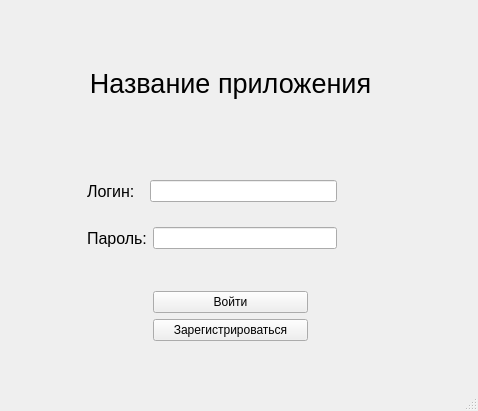
The window that ui/login.ui (Sapiposhka/books_app) describes before a commit, drawn with Qt 5.
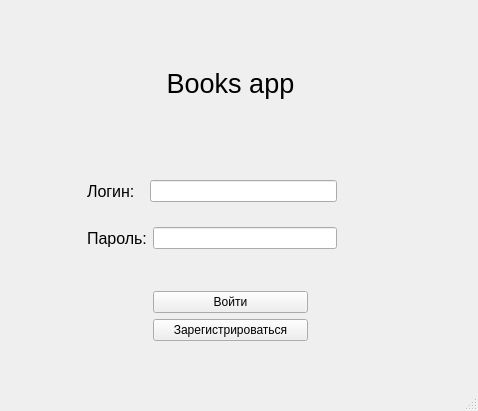
The same window after the commit.

What changed in the file:
```diff
--- a/ui/login.ui
+++ b/ui/login.ui
@@ -45,7 +45,7 @@
         </font>
        </property>
        <property name="text">
-        <string>Название приложения</string>
+        <string>Books app</string>
        </property>
        <property name="alignment">
         <set>Qt::AlignCenter</set>
```
Left out of the diff: 2 changed lines with no effect on the pictures.
